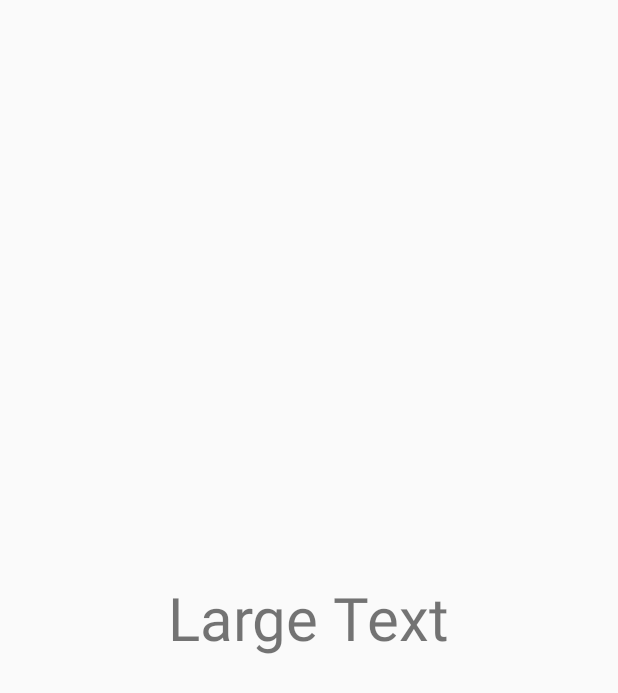
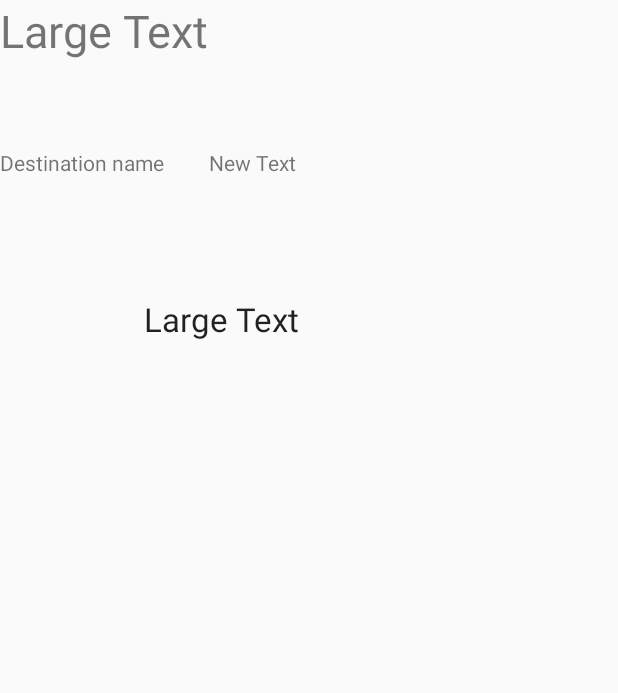
Before and after one commit to devu10/Project, an Android app: the layout page_fragment_layout.xml on its own in the app's theme, with its tools: preview values and no code run, on a phone screen of 412 x 824 dp. Shown: the top 693 px of the screen. Run offline under Robolectric (Android 15) with nearby library versions, the phone set to English and light mode, and no system bars.

```diff
--- a/SmartTravelCompanion/app/src/main/java/test/com/smarttravelcompanion/adapter/SwipeAdapter.java
+++ b/SmartTravelCompanion/app/src/main/java/test/com/smarttravelcompanion/adapter/SwipeAdapter.java
@@ -4,18 +4,25 @@ import android.os.Bundle;
 import android.support.v4.app.Fragment;
 import android.support.v4.app.FragmentManager;
 import android.support.v4.app.FragmentStatePagerAdapter;
+import android.view.View;
+import android.view.ViewGroup;
+
+import test.com.smarttravelcompanion.R;
+import test.com.smarttravelcompanion.topDestinationfragments.PageFragment;
 
 /**
  * Created by devu on 2/7/2016.
  */
 public class SwipeAdapter extends FragmentStatePagerAdapter {
+
+
     public SwipeAdapter(FragmentManager fm) {
         super(fm);
     }
 
     @Override
     public Fragment getItem(int position) {
-        Fragment fragment = new Fragment();
+        Fragment fragment = new PageFragment();
         Bundle bundle = new Bundle();
         bundle.putInt("count",position+1);
         fragment.setArguments(bundle);
@@ -26,4 +33,6 @@ public class SwipeAdapter extends FragmentStatePagerAdapter {
     public int getCount() {
         return 5;
     }
+
+
 }
--- a/SmartTravelCompanion/app/src/main/java/test/com/smarttravelcompanion/topDestinationfragments/PageFragment.java
+++ b/SmartTravelCompanion/app/src/main/java/test/com/smarttravelcompanion/topDestinationfragments/PageFragment.java
@@ -3,6 +3,7 @@ package test.com.smarttravelcompanion.topDestinationfragments;
 
 import android.os.Bundle;
 import android.support.v4.app.Fragment;
+import android.util.Log;
 import android.view.LayoutInflater;
 import android.view.View;
 import android.view.ViewGroup;
@@ -32,7 +33,7 @@ public class PageFragment extends Fragment {
         txtpg = (TextView)view.findViewById(R.id.txtpagefragment);
         Bundle bundle = getArguments();
         String message = Integer.toString(bundle.getInt("count"));
-        txtpg.setText("this is the page "+message+"no swipe count");
+        txtpg.setText("Page no "+message+". swipe left for next");
         return view;
 
     }
--- a/SmartTravelCompanion/app/src/main/res/layout/page_fragment_layout.xml
+++ b/SmartTravelCompanion/app/src/main/res/layout/page_fragment_layout.xml
@@ -1,4 +1,4 @@
-<FrameLayout xmlns:android="http://schemas.android.com/apk/res/android"
+<RelativeLayout xmlns:android="http://schemas.android.com/apk/res/android"
     xmlns:tools="http://schemas.android.com/tools"
     android:layout_width="match_parent"
     android:layout_height="match_parent"
@@ -10,9 +10,48 @@
     <TextView
         android:layout_width="wrap_content"
         android:layout_height="wrap_content"
+        android:text="Destination name"
+        android:id="@+id/txtDestinatonName"
+        android:layout_below="@+id/txtpagefragment"
+        android:layout_alignParentLeft="true"
+        android:layout_alignParentStart="true"
+        android:layout_marginTop="58dp"
+        android:layout_alignRight="@+id/txtpagefragment"
+        android:layout_alignEnd="@+id/txtpagefragment"
+        />
+    <TextView
+        android:layout_width="wrap_content"
+        android:layout_height="wrap_content"
 
         android:text="Large Text"
         android:id="@+id/txtpagefragment"
-        android:textSize="40dp"
-        android:layout_gravity="center" />
-</FrameLayout>
+        android:textSize="30dp"
+        android:layout_gravity="center"
+
+        android:layout_alignParentTop="true"
+        android:layout_alignParentLeft="true"
+        android:layout_alignParentStart="true" />
+
+    <TextView
+        android:layout_width="wrap_content"
+        android:layout_height="wrap_content"
+        android:textAppearance="?android:attr/textAppearanceLarge"
+        android:text="Large Text"
+        android:id="@+id/txtDestinationDetails"
+        android:layout_below="@+id/txtDestinatonName"
+        android:layout_alignParentLeft="true"
+        android:layout_alignParentStart="true"
+        android:layout_marginLeft="96dp"
+        android:layout_marginStart="96dp"
+        android:layout_marginTop="80dp" />
+
+    <TextView
+        android:layout_width="wrap_content"
+        android:layout_height="wrap_content"
+        android:text="New Text"
+        android:id="@+id/txtDestinationplace"
+        android:layout_alignTop="@+id/txtDestinatonName"
+        android:layout_toRightOf="@+id/txtDestinatonName" />
+
+
+</RelativeLayout>
--- a/SmartTravelCompanion/app/src/main/res/layout/topdestination_layout.xml
+++ b/SmartTravelCompanion/app/src/main/res/layout/topdestination_layout.xml
@@ -5,8 +5,9 @@
 
     <android.support.v4.view.ViewPager
         android:layout_width="match_parent"
-        android:layout_height="480dp"
-        android:id="@+id/view_pager">
+        android:layout_height="wrap_content"
+        android:id="@+id/view_pager"
+        android:background="@color/colorAccent">
 
     </android.support.v4.view.ViewPager>
 
--- a/SmartTravelCompanion/app/src/main/res/values/colors.xml
+++ b/SmartTravelCompanion/app/src/main/res/values/colors.xml
@@ -4,4 +4,5 @@
     <color name="colorPrimaryDark">#81bd41</color>
     <color name="colorAccent">#005555</color>
     <color name="colortext">#a3c1ad</color>
+    <color name="black">#000000</color>
 </resources>
```
Also changed, not shown: SmartTravelCompanion/app/src/main/res/drawable/basantapur.jpg (added), SmartTravelCompanion/app/src/main/res/drawable/bhaktapur.jpg (added), SmartTravelCompanion/app/src/main/res/drawable/bouddhanath.jpg (added), SmartTravelCompanion/app/src/main/res/drawable/download.jpg (added), SmartTravelCompanion/app/src/main/res/drawable/patan.jpg (added).
